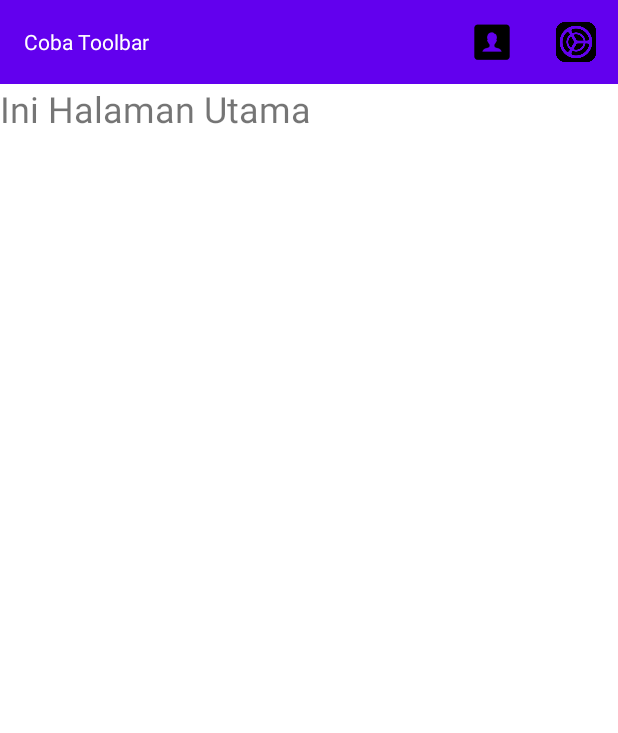
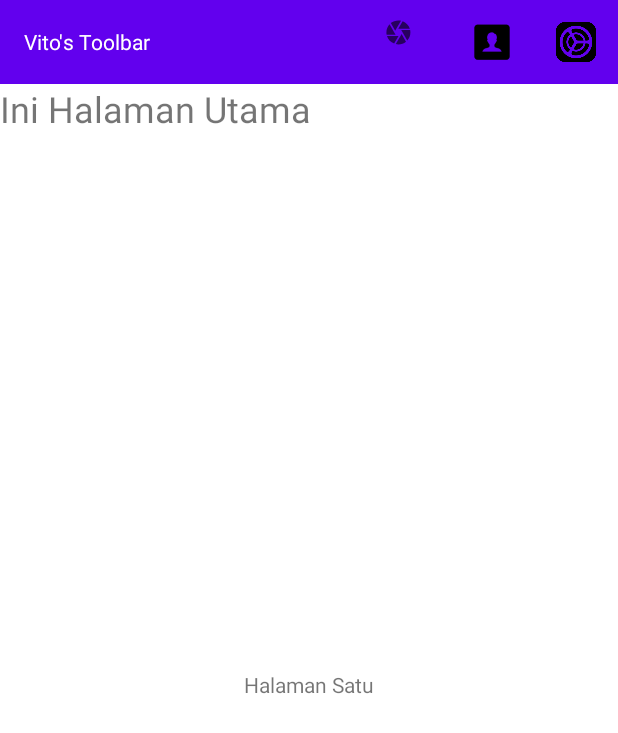
Before and after one commit to YohanesVito/Pemrograman-Perangkat-Bergerak-Berbasis-Android_71190429, an Android app: the screen it shows after launch (MainActivity), on a phone screen of 412 x 824 dp. Shown: the top 733 px of the screen. Run offline under Robolectric (Android 15) with nearby library versions, the phone set to English and light mode, and no system bars.

Commit message:
update pertemuan 8

```diff
--- a/Pertemuan8_71190429_ToolbarViewPager/app/src/main/java/com/example/pertemuan8_71190429_toolbarviewpager/MainActivity.kt
+++ b/Pertemuan8_71190429_ToolbarViewPager/app/src/main/java/com/example/pertemuan8_71190429_toolbarviewpager/MainActivity.kt
@@ -6,6 +6,7 @@ import android.view.Menu
 import android.view.MenuItem
 import android.widget.Toast
 import androidx.fragment.app.Fragment
+import androidx.viewpager2.adapter.FragmentStateAdapter
 import androidx.viewpager2.widget.ViewPager2
 
 class MainActivity : AppCompatActivity() {
@@ -27,7 +28,7 @@ class MainActivity : AppCompatActivity() {
         val pagerAdapter = PagerAdapter(this, listFragment)
         viewPager.adapter = pagerAdapter
     }
-    class PagerAdapter(val activity: AppCompatActivity, val listFragment: ArrayList<Fragment>){
+    class PagerAdapter(val activity: AppCompatActivity, val listFragment: ArrayList<Fragment>): FragmentStateAdapter(activity) {
         override fun getItemCount(): Int = listFragment.size
 
         override fun createFragment(position: Int): Fragment = listFragment.get(position)
@@ -46,6 +47,10 @@ class MainActivity : AppCompatActivity() {
             Toast.makeText(this,"Menu Settings",Toast.LENGTH_LONG).show()
             true
         }
+        R.id.menu_camera -> {
+            Toast.makeText(this,"Menu Camera",Toast.LENGTH_LONG).show()
+            true
+        }
         else -> {
             super.onOptionsItemSelected(item)
         }
--- /dev/null
+++ b/Pertemuan8_71190429_ToolbarViewPager/app/src/main/res/drawable/ic_baseline_camera_24.xml
@@ -0,0 +1,10 @@
+<vector xmlns:android="http://schemas.android.com/apk/res/android"
+    android:width="40dp"
+    android:height="40dp"
+    android:viewportWidth="40"
+    android:viewportHeight="40"
+    android:tint="?attr/colorControlNormal">
+  <path
+      android:fillColor="@android:color/white"
+      android:pathData="M9.4,10.5l4.77,-8.26C13.47,2.09 12.75,2 12,2c-2.4,0 -4.6,0.85 -6.32,2.25l3.66,6.35 0.06,-0.1zM21.54,9c-0.92,-2.92 -3.15,-5.26 -6,-6.34L11.88,9h9.66zM21.8,10h-7.49l0.29,0.5 4.76,8.25C21,16.97 22,14.61 22,12c0,-0.69 -0.07,-1.35 -0.2,-2zM8.54,12l-3.9,-6.75C3.01,7.03 2,9.39 2,12c0,0.69 0.07,1.35 0.2,2h7.49l-1.15,-2zM2.46,15c0.92,2.92 3.15,5.26 6,6.34L12.12,15L2.46,15zM13.73,15l-3.9,6.76c0.7,0.15 1.42,0.24 2.17,0.24 2.4,0 4.6,-0.85 6.32,-2.25l-3.66,-6.35 -0.93,1.6z"/>
+</vector>
--- a/Pertemuan8_71190429_ToolbarViewPager/app/src/main/res/layout/toolbar_default.xml
+++ b/Pertemuan8_71190429_ToolbarViewPager/app/src/main/res/layout/toolbar_default.xml
@@ -14,7 +14,7 @@
         <TextView
             android:layout_width="wrap_content"
             android:layout_height="wrap_content"
-            android:text="Coba Toolbar"
+            android:text="Vito's Toolbar"
             android:textColor="#ffffff"
             />
     </androidx.appcompat.widget.Toolbar>
--- a/Pertemuan8_71190429_ToolbarViewPager/app/src/main/res/menu/menu_default.xml
+++ b/Pertemuan8_71190429_ToolbarViewPager/app/src/main/res/menu/menu_default.xml
@@ -1,6 +1,11 @@
 <?xml version="1.0" encoding="utf-8"?>
 <menu xmlns:android="http://schemas.android.com/apk/res/android"
     xmlns:app="http://schemas.android.com/apk/res-auto">
+    <item
+        android:id="@+id/menu_camera"
+        android:icon="@drawable/ic_baseline_camera_24"
+        android:title="Camera"
+        app:showAsAction="ifRoom"/>
     <item
         android:id="@+id/menu_profile"
         android:icon="@drawable/ic_profile"
```
Also changed, not shown: Pertemuan8_71190429_ToolbarViewPager/app/src/main/java/com/example/pertemuan8_71190429_toolbarviewpager/FragmentTiga.kt (added, +15 -0 lines), Pertemuan8_71190429_ToolbarViewPager/app/src/main/res/layout/fragment_tiga.xml (added, +13 -0 lines).
